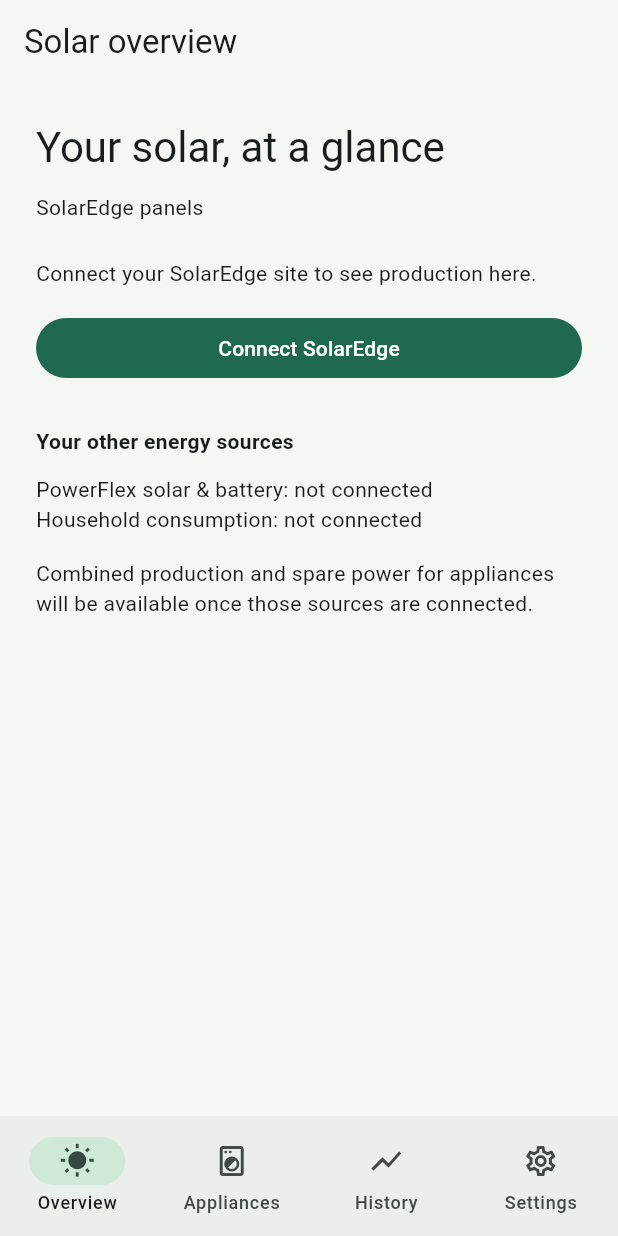
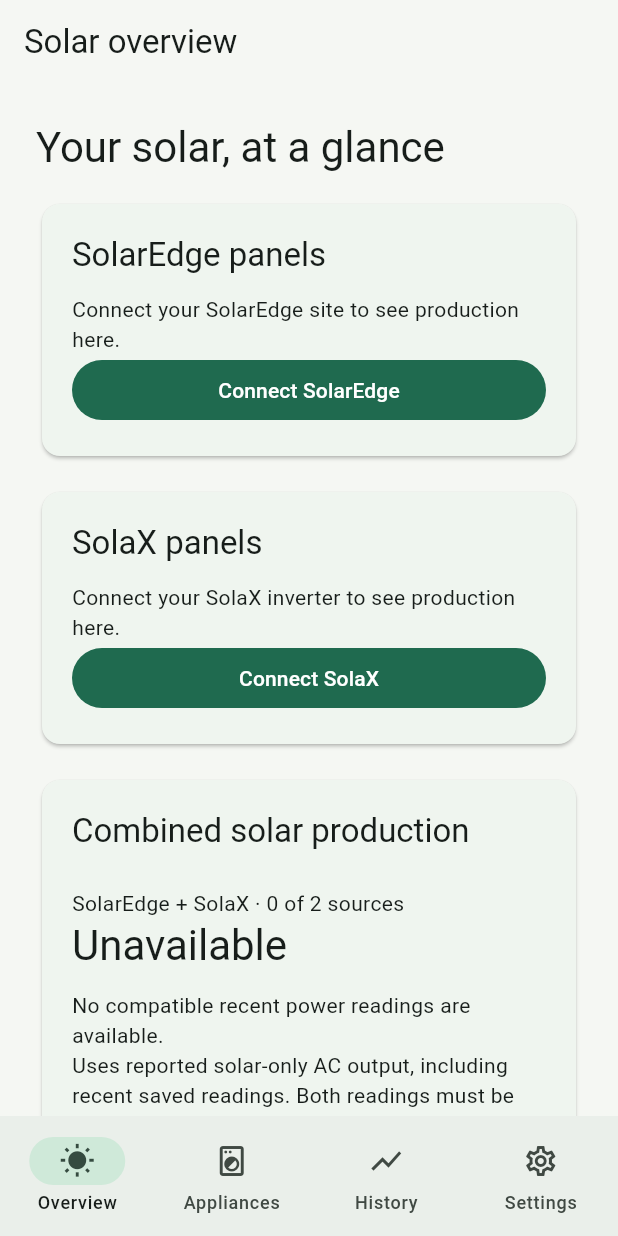
Before and after one commit to Owaiinnn/solar-overview, a Flutter app: the screen it shows after launch, on a phone screen of 412 x 824 dp. Run offline on Flutter 3.47's test engine with Material 3 defaults, Android fonts, the phone set to English and light mode, and no system bars; our stand-ins replace flutter_secure_storage, timezone.

Commit message:
Add independent solar overview cards and guarded AC totals

```diff
--- a/app/lib/src/app.dart
+++ b/app/lib/src/app.dart
@@ -3,7 +3,7 @@
 import 'package:flutter/material.dart';
 
 import 'connection_controller.dart';
-import 'solaredge.dart';
+import 'overview.dart';
 import 'solax_controller.dart';
 import 'solax_settings.dart';
 
@@ -91,8 +91,9 @@
           body: SafeArea(
             child: Column(
               children: [
-                if (controller.busy) const LinearProgressIndicator(),
-                if (controller.error != null)
+                if (_tab == _AppTab.settings && controller.busy)
+                  const LinearProgressIndicator(),
+                if (_tab == _AppTab.settings && controller.error != null)
                   Semantics(
                     liveRegion: true,
                     child: Padding(
@@ -107,15 +108,12 @@
                     ),
                   ),
                 Expanded(
-                  child: !controller.initialized
-                      ? const Center(
-                          child: Text('Opening your saved connection…'),
-                        )
-                      : IndexedStack(
+                  child: IndexedStack(
                     index: _tab.index,
                     children: [
                       OverviewPage(
                         controller: controller,
+                        solax: widget.solax,
                         openSettings: () =>
                             setState(() => _tab = _AppTab.settings),
                       ),
@@ -149,9 +147,8 @@
           ),
           bottomNavigationBar: NavigationBar(
             selectedIndex: _tab.index,
-            onDestinationSelected: controller.busy
-                ? null
-                : (index) => setState(() => _tab = _AppTab.values[index]),
+            onDestinationSelected: (index) =>
+                setState(() => _tab = _AppTab.values[index]),
             destinations: const [
               NavigationDestination(
                 icon: Icon(Icons.wb_sunny_outlined),
@@ -452,113 +449,9 @@
         const SizedBox(height: 24),
         Text('Coming later', style: Theme.of(context).textTheme.titleMedium),
         const SizedBox(height: 8),
-        const Text('PowerFlex battery · Household smart meter'),
-      ],
-    );
-  }
-}
-
-class OverviewPage extends StatelessWidget {
-  const OverviewPage({
-    super.key,
-    required this.controller,
-    required this.openSettings,
-  });
-  final ConnectionController controller;
-  final VoidCallback openSettings;
-
-  @override
-  Widget build(BuildContext context) {
-    final data = controller.overview;
-    return ListView(
-      padding: const EdgeInsets.all(24),
-      children: [
-        Text(
-          'Your solar, at a glance',
-          style: Theme.of(context).textTheme.headlineMedium,
-        ),
-        const SizedBox(height: 12),
-        const Text('SolarEdge panels'),
-        const SizedBox(height: 24),
-        if (!controller.connected) ...[
-          if (controller.refreshNotice != null) Text(controller.refreshNotice!),
-          const Text('Connect your SolarEdge site to see production here.'),
-          const SizedBox(height: 16),
-          FilledButton(
-            onPressed: openSettings,
-            child: const Text('Connect SolarEdge'),
-          ),
-        ] else ...[
-          Text(switch (controller.freshness) {
-            ReadingFreshness.recent => 'Recent SolarEdge reading',
-            ReadingFreshness.stale =>
-              'Stale SolarEdge reading — 30 minutes or older',
-            ReadingFreshness.unknown => 'Reading freshness unavailable',
-          }, style: const TextStyle(fontWeight: FontWeight.w600)),
-          if (controller.usingSavedReading)
         const Text(
-              'Showing saved readings from the last successful request.',
-            ),
-          const SizedBox(height: 12),
-          _ReadingCard(
-            label: 'Reported production',
-            value: data?.powerWatts == null
-                ? 'Unavailable'
-                : '${(data!.powerWatts! / 1000).toStringAsFixed(2)} kW',
-            icon: Icons.wb_sunny_outlined,
-          ),
-          const SizedBox(height: 12),
-          _ReadingCard(
-            label: 'Today’s energy',
-            value: controller.todayEnergyWh == null
-                ? 'Unavailable'
-                : '${(controller.todayEnergyWh! / 1000).toStringAsFixed(2)} kWh',
-            icon: Icons.bolt_outlined,
-          ),
-          const SizedBox(height: 16),
-          Text(
-            'Last reported: ${data?.reportedAt ?? 'unavailable'}${data?.reportedAt == null ? '' : ' (${data?.timeZone ?? 'site timezone unavailable'})'}',
-          ),
-          const SizedBox(height: 8),
-          const Text(
-            'Cloud readings may lag behind your panels. Refresh is available every 15 minutes.',
-          ),
-          if (controller.todayEnergyWh == null && data?.energyWh != null)
-            const Text(
-              'Today’s energy is unavailable until a reading dated today in the site timezone arrives.',
-            ),
-          if (controller.refreshNotice != null) Text(controller.refreshNotice!),
-          if (controller.error != null)
-            const Padding(
-              padding: EdgeInsets.only(top: 8),
-              child: Text(
-                'Any readings shown are from the last successful request.',
-              ),
-            ),
-          const SizedBox(height: 12),
-          OutlinedButton.icon(
-            onPressed:
-                controller.busy ||
-                    controller.storageUnavailable ||
-                    !controller.canRequest
-                ? null
-                : controller.refresh,
-            icon: const Icon(Icons.refresh),
-            label: const Text('Refresh readings'),
-          ),
-        ],
-        const SizedBox(height: 28),
-        const Text(
-          'Your other energy sources',
-          style: TextStyle(fontWeight: FontWeight.w600),
-        ),
-        const SizedBox(height: 12),
-        const Text(
-          'PowerFlex solar & battery: not connected\nHousehold consumption: not connected',
-        ),
-        const SizedBox(height: 16),
-        const Text(
-          'Combined production and spare power for appliances will be available once those sources are connected.',
+          'PowerFlex battery: unavailable — integration coming later.\n'
+          'Household smart meter: unavailable — integration coming later.',
         ),
       ],
     );
@@ -607,31 +500,3 @@
     ],
   );
 }
-
-class _ReadingCard extends StatelessWidget {
-  const _ReadingCard({
-    required this.label,
-    required this.value,
-    required this.icon,
-  });
-  final String label;
-  final String value;
-  final IconData icon;
-
-  @override
-  Widget build(BuildContext context) => Card(
-    child: Padding(
-      padding: const EdgeInsets.all(24),
-      child: Column(
-        crossAxisAlignment: CrossAxisAlignment.start,
-        children: [
-          Icon(icon, color: Theme.of(context).colorScheme.primary),
-          const SizedBox(height: 12),
-          Text(label),
-          const SizedBox(height: 8),
-          Text(value, style: Theme.of(context).textTheme.headlineMedium),
-        ],
-      ),
-    ),
-  );
-}
--- /dev/null
+++ b/app/lib/src/overview.dart
@@ -0,0 +1,329 @@
+import 'package:flutter/material.dart';
+
+import 'connection_controller.dart';
+import 'production_total.dart';
+import 'solaredge.dart';
+import 'solax_controller.dart';
+
+class OverviewPage extends StatelessWidget {
+  const OverviewPage({
+    super.key,
+    required this.controller,
+    required this.openSettings,
+    this.solax,
+  });
+
+  final ConnectionController controller;
+  final SolaxController? solax;
+  final VoidCallback openSettings;
+
+  @override
+  Widget build(BuildContext context) => ListenableBuilder(
+    listenable: Listenable.merge([controller, solax]),
+    builder: (context, _) => ListView(
+      padding: const EdgeInsets.all(24),
+      children: [
+        Text(
+          'Your solar, at a glance',
+          style: Theme.of(context).textTheme.headlineMedium,
+        ),
+        const SizedBox(height: 16),
+        _solarEdge(),
+        const SizedBox(height: 16),
+        _solax(),
+        const SizedBox(height: 16),
+        _productionTotal(),
+        const SizedBox(height: 16),
+        const _SourceCard(
+          title: 'Your other energy sources',
+          children: [
+            Text('PowerFlex battery: unavailable — integration coming later.'),
+            SizedBox(height: 8),
+            Text('Household consumption: unavailable — smart meter needed.'),
+            SizedBox(height: 8),
+            Text(
+              'Spare power for appliances is unavailable until household '
+              'and relevant battery flows are measured.',
+            ),
+          ],
+        ),
+        const SizedBox(height: 16),
+        const Text(
+          'Power (W / kW) is the rate of production. Energy '
+          '(Wh / kWh) accumulates over time. 1 kW = 1,000 W; '
+          '1 kWh = 1,000 Wh.',
+        ),
+      ],
+    ),
+  );
+
+  Widget _productionTotal() {
+    final total = ProductionTotal(controller, solax);
+    final partial = total.sources.length == 1;
+    return _SourceCard(
+      title: partial ? 'Partial solar production' : 'Combined solar production',
+      children: [
+        _Measurement(
+          label: partial
+              ? '${total.sources.keys.single} only · 1 of 2 sources'
+              : 'SolarEdge + SolaX · ${total.sources.length} of 2 sources',
+          value: _kilo(total.watts, 'kW'),
+        ),
+        if (total.timeMismatch)
+          const Text(
+            'Readings are more than five minutes apart. '
+            'A combined reading is unavailable.',
+          )
+        else if (partial)
+          const Text(
+            'The other source is disconnected, missing, stale or needs '
+            'attention. This is a subtotal, not whole-home solar production.',
+          )
+        else if (total.watts == null)
+          const Text('No compatible recent power readings are available.'),
+        const Text(
+          'Uses reported solar-only AC output, including recent saved '
+          'readings. Both readings must be under 30 minutes old and within '
+          'five minutes of each other. Cloud readings are not instantaneous.',
+        ),
+      ],
+    );
+  }
+
+  Widget _solarEdge() {
+    final c = controller;
+    final data = c.overview;
+    return _SourceCard(
+      title: 'SolarEdge panels',
+      children: [
+        if (c.busy) const LinearProgressIndicator(),
+        if (c.error != null) _SourceError(c.error!),
+        if (!c.initialized)
+          const Text('Opening SolarEdge connection…')
+        else if (!c.connected && !c.storageUnavailable) ...[
+          const Text('Connect your SolarEdge site to see production here.'),
+          FilledButton(
+            onPressed: openSettings,
+            child: const Text('Connect SolarEdge'),
+          ),
+        ],
+        if (c.storageUnavailable) ...[
+          const Text('SolarEdge secure storage needs attention.'),
+          TextButton(
+            onPressed: c.busy ? null : c.initialize,
+            child: const Text('Retry storage'),
+          ),
+        ],
+        if (c.connected) ...[
+          _Freshness(source: 'SolarEdge', freshness: c.freshness),
+          if (c.usingSavedReading)
+            const Text(
+              'Showing saved readings from the last successful request.',
+            ),
+          _Measurement(
+            label: 'Reported production',
+            value: _kilo(data?.powerWatts, 'kW'),
+          ),
+          _Measurement(
+            label: 'Today’s energy',
+            value: _kilo(c.todayEnergyWh, 'kWh'),
+          ),
+          Text(
+            'Last reported: ${data?.reportedAt ?? 'unavailable'}'
+            '${data?.reportedAt == null ? '' : ' (${data?.timeZone ?? 'site timezone unavailable'})'}',
+          ),
+          if (c.todayEnergyWh == null && data?.energyWh != null)
+            const Text(
+              'Today’s energy is unavailable until a reading dated today '
+              'in the site timezone arrives.',
+            ),
+          const Text(
+            'Cloud readings may lag behind your panels. '
+            'Refresh is available every 15 minutes.',
+          ),
+          const Text('Energy source: SolarEdge site daily production.'),
+          OutlinedButton.icon(
+            onPressed: c.busy || c.storageUnavailable || !c.canRequest
+                ? null
+                : c.refresh,
+            icon: const Icon(Icons.refresh),
+            label: const Text('Refresh readings'),
+          ),
+        ],
+        if (c.refreshNotice != null) Text(c.refreshNotice!),
+      ],
+    );
+  }
+
+  Widget _solax() {
+    final c = solax;
+    final data = c?.reading;
+    return _SourceCard(
+      title: 'SolaX panels',
+      children: [
+        if (c?.busy ?? false) const LinearProgressIndicator(),
+        if (c?.error != null) _SourceError(c!.error!),
+        if (c != null && !c.initialized)
+          const Text('Opening SolaX connection…')
+        else if (!(c?.connected ?? false) &&
+            !(c?.storageUnavailable ?? false)) ...[
+          const Text('Connect your SolaX inverter to see production here.'),
+          FilledButton(
+            onPressed: openSettings,
+            child: const Text('Connect SolaX'),
+          ),
+        ],
+        if (c?.storageUnavailable ?? false) ...[
+          const Text('SolaX secure storage needs attention.'),
+          TextButton(
+            onPressed: c!.busy ? null : c.initialize,
+            child: const Text('Retry SolaX storage'),
+          ),
+        ],
+        if (c != null && c.connected) ...[
+          _Freshness(source: 'SolaX', freshness: c.freshness),
+          if (c.usingSavedReading)
+            const Text('Showing the saved SolaX reading.'),
+          _Measurement(
+            label: 'Reported AC output',
+            value: _kilo(data?.powerWatts, 'kW'),
+          ),
+          // Deliberately a qualified device counter, not a plant/day headline or
+          // a combined energy total. End-of-day behavior remains ticket #25.
+          _Measurement(
+            label: 'Today’s inverter AC energy (device counter)',
+            value: _kilo(c.todayEnergyWh, 'kWh'),
+          ),
+          const Text(
+            'Device energy counters may reset or differ from plant totals. '
+            'A verified daily total is not yet available.',
+          ),
+          if (c.todayEnergyWh == null && data?.dailyEnergyWh != null)
+            const Text(
+              'Today’s counter is unavailable until a reading dated today '
+              'in the plant timezone arrives.',
+            ),
+          Text('Inverter status: ${data?.status ?? 'Unavailable'}'),
+          Text(
+            'Source time (UTC): ${data?.reportedAtUtc?.toIso8601String() ?? 'Unavailable'}',
+          ),
+          Text('Plant timezone: ${data?.timeZone ?? 'Unavailable'}'),
+          if (c.reconnectRequired)
+            TextButton(
+              onPressed: openSettings,
+              child: const Text('Reconnect SolaX in Settings'),
+            ),
+          OutlinedButton.icon(
+            onPressed: c.canRequest && !c.reconnectRequired ? c.refresh : null,
+            icon: const Icon(Icons.refresh),
+            label: const Text('Refresh SolaX'),
+          ),
+          ExpansionTile(
+            title: const Text('SolaX source details'),
+            tilePadding: EdgeInsets.zero,
+            childrenPadding: const EdgeInsets.only(bottom: 12),
+            expandedCrossAxisAlignment: CrossAxisAlignment.start,
+            children: [
+              const Text('DC panel inputs — not added to AC inverter output.'),
+              for (final channel in [1, 2]) ...[
+                const SizedBox(height: 12),
+                Text(
+                  'MPPT $channel (DC)',
+                  style: const TextStyle(fontWeight: FontWeight.w600),
+                ),
+                Text('Power: ${_value(data?.mpptPowerWatts(channel), 'W')}'),
+                Text(
+                  'Voltage: ${_value(data?.mpptVoltageVolts(channel), 'V')}',
+                ),
+                Text('Current: ${_value(data?.mpptCurrentAmps(channel), 'A')}'),
+              ],
+              const SizedBox(height: 12),
+              Text(
+                'Inverter temperature: ${_value(data?.temperatureCelsius, '°C')}',
+              ),
+              Text(
+                'Lifetime inverter AC energy: ${_kilo(data?.lifetimeEnergyWh, 'kWh')}',
+              ),
+              const SizedBox(height: 8),
+              const Text(
+                'Source: SolaX device telemetry. Power: acPower1; '
+                'daily / lifetime AC energy: dailyACOutput / totalACOutput. '
+                'Plant totals and PV yield are separate measurements and '
+                'are never substituted. All details use the source time above.',
+              ),
+            ],
+          ),
+        ],
+        if (c?.refreshNotice != null) Text(c!.refreshNotice!),
+      ],
+    );
+  }
+}
+
+String _kilo(double? value, String unit) => value == null
+    ? 'Unavailable'
+    : '${(value / 1000).toStringAsFixed(2)} $unit';
+String _value(double? value, String unit) =>
+    value == null ? 'Unavailable' : '${value.toStringAsFixed(1)} $unit';
+
+class _SourceCard extends StatelessWidget {
+  const _SourceCard({required this.title, required this.children});
+  final String title;
+  final List<Widget> children;
+  @override
+  Widget build(BuildContext context) => Card(
+    child: Padding(
+      padding: const EdgeInsets.all(20),
+      child: Column(
+        crossAxisAlignment: CrossAxisAlignment.stretch,
+        children: [
+          Text(title, style: Theme.of(context).textTheme.titleLarge),
+          const SizedBox(height: 12),
+          ...children,
+        ],
+      ),
+    ),
+  );
+}
+
+class _Freshness extends StatelessWidget {
+  const _Freshness({required this.source, required this.freshness});
+  final String source;
+  final ReadingFreshness freshness;
+  @override
+  Widget build(BuildContext context) => Text(switch (freshness) {
+    ReadingFreshness.recent => 'Recent $source reading',
+    ReadingFreshness.stale => 'Stale $source reading — 30 minutes or older',
+    ReadingFreshness.unknown => '$source freshness unavailable',
+  }, style: const TextStyle(fontWeight: FontWeight.w600));
+}
+
+class _SourceError extends StatelessWidget {
+  const _SourceError(this.message);
+  final String message;
+  @override
+  Widget build(BuildContext context) => Semantics(
+    liveRegion: true,
+    child: Text(
+      message,
+      style: TextStyle(color: Theme.of(context).colorScheme.error),
+    ),
+  );
+}
+
+class _Measurement extends StatelessWidget {
+  const _Measurement({required this.label, required this.value});
+  final String label;
+  final String value;
+  @override
+  Widget build(BuildContext context) => Padding(
+    padding: const EdgeInsets.symmetric(vertical: 12),
+    child: Column(
+      crossAxisAlignment: CrossAxisAlignment.start,
+      children: [
+        Text(label),
+        Text(value, style: Theme.of(context).textTheme.headlineMedium),
+      ],
+    ),
+  );
+}
--- /dev/null
+++ b/app/lib/src/production_total.dart
@@ -0,0 +1,45 @@
+import 'connection_controller.dart';
+import 'solaredge.dart';
+import 'solax_controller.dart';
+
+/// The owner confirmed separate solar-only AC outputs for this installation
+/// (ticket #4). MPPT inputs, energy counters and battery flows never enter here.
+class ProductionTotal {
+  ProductionTotal(ConnectionController solarEdge, SolaxController? solax) {
+    final edge = solarEdge.overview;
+    final x = solax?.reading;
+    if (solarEdge.connected &&
+        !solarEdge.storageUnavailable &&
+        solarEdge.error == null &&
+        solarEdge.freshness == ReadingFreshness.recent &&
+        _valid(edge?.powerWatts)) {
+      sources['SolarEdge'] = edge!.powerWatts!;
+      _times.add(edge.reportedAtUtc!);
+    }
+    if (solax != null &&
+        solax.connected &&
+        !solax.storageUnavailable &&
+        !solax.reconnectRequired &&
+        solax.error == null &&
+        solax.freshness == ReadingFreshness.recent &&
+        _valid(x?.powerWatts)) {
+      sources['SolaX'] = x!.powerWatts!;
+      _times.add(x.reportedAtUtc!);
+    }
+  }
+
+  static const maximumSkew = Duration(minutes: 5);
+  final Map<String, double> sources = {};
+  final List<DateTime> _times = [];
+  static bool _valid(double? value) =>
+      value != null && value.isFinite && value >= 0;
+
+  bool get timeMismatch =>
+      _times.length == 2 &&
+      _times.first.difference(_times.last).abs() > maximumSkew;
+  double? get watts {
+    if (sources.isEmpty || timeMismatch) return null;
+    final result = sources.values.fold(0.0, (total, value) => total + value);
+    return result.isFinite ? result : null;
+  }
+}
```
Also changed, not shown: 1 other file. Lines whose indentation alone changed are shown as unchanged.
